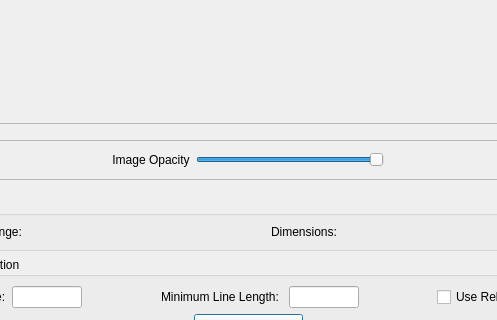
This is smtk/extension/paraview/widgets/qtGenerateContoursDialog.ui in Kitware/SMTK as Qt 5 draws it before an edit; both pictures show x 97 to 594 and y 404 to 724 of the 690 by 850 pixel window. The edited form follows.
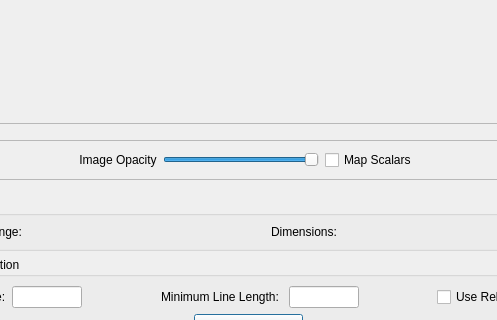
This is the edited form.

```diff
--- a/smtk/extension/paraview/widgets/qtGenerateContoursDialog.ui
+++ b/smtk/extension/paraview/widgets/qtGenerateContoursDialog.ui
@@ -122,6 +122,13 @@
         </item>
        </layout>
       </item>
+      <item>
+       <widget class="QCheckBox" name="mapScalarsCheck">
+        <property name="text">
+         <string>Map Scalars</string>
+        </property>
+       </widget>
+      </item>
       <item>
        <spacer name="horizontalSpacer_12">
         <property name="orientation">
```
